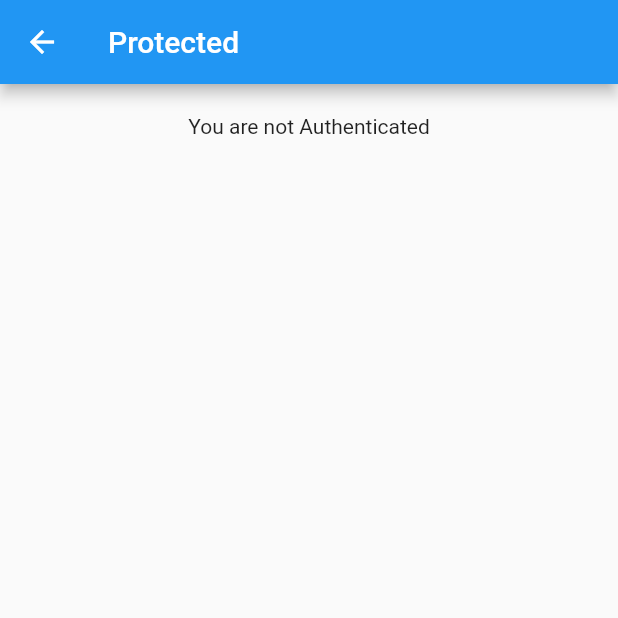
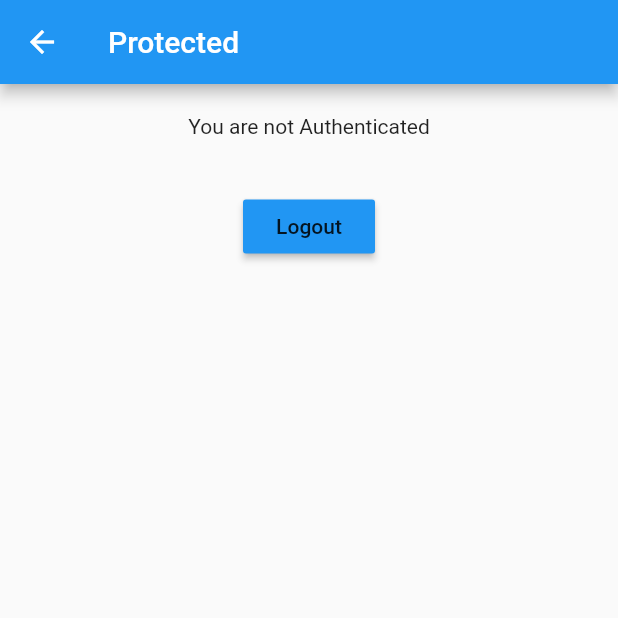
Before and after one commit to giovapanasiti/login_bloc, a Flutter app: the HomeScreen screen opened by its route, on a phone screen of 412 x 824 dp, the top half of it. Run offline on Flutter 3.47's test engine with Material 2 defaults, Android fonts, the phone set to English and light mode, and no system bars; our stand-ins replace rxdart.

Commit message:
add logout button

```diff
--- a/lib/src/blocs/bloc.dart
+++ b/lib/src/blocs/bloc.dart
@@ -50,6 +50,11 @@ class Bloc extends Validators {
     print('$validEmail and $validPassword. Auth: ${_authenticated.value}');
   }
 
+  logout() {
+    _authenticated.sink.add(false);
+//    Delete the stored token
+  }
+
   dispose() {
     // we can clean up our controller. Dispose is just a name convention
     _emailController.close();
--- a/lib/src/screens/home_screen.dart
+++ b/lib/src/screens/home_screen.dart
@@ -19,6 +19,7 @@ class HomeScreen extends StatelessWidget {
             Container(
               margin: EdgeInsets.only(top: 35.00),
             ),
+            _logoutButton(bloc),
           ],
         ),
       ),
@@ -38,5 +39,19 @@ class HomeScreen extends StatelessWidget {
     );
   }
 
+  Widget _logoutButton(Bloc bloc) {
+    return StreamBuilder(
+      stream: bloc.isAuthenticated,
+      builder: (context, snapshot) {
+        return RaisedButton(
+            child: Text('Logout'),
+            color: Colors.blue,
+//          if one of the two streams has an error, or has no data, the button onPressed gives null to stay unclickable
+            onPressed: bloc.logout
+        );
+      },
+    );
+  }
+
 
 }
```
